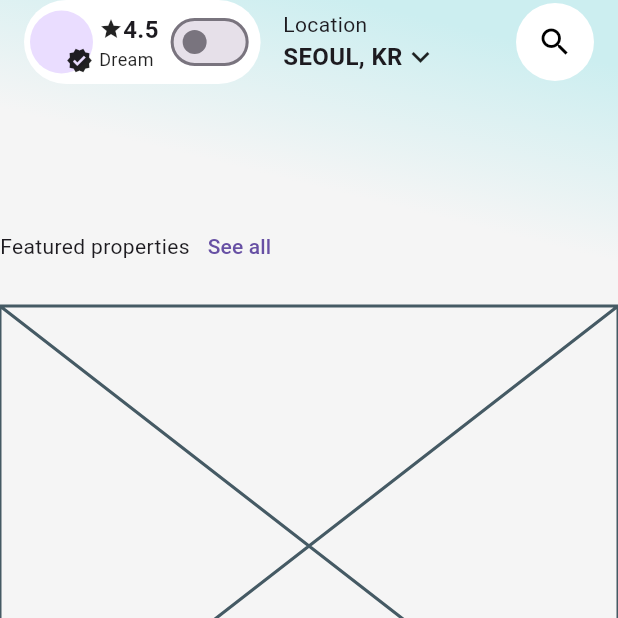
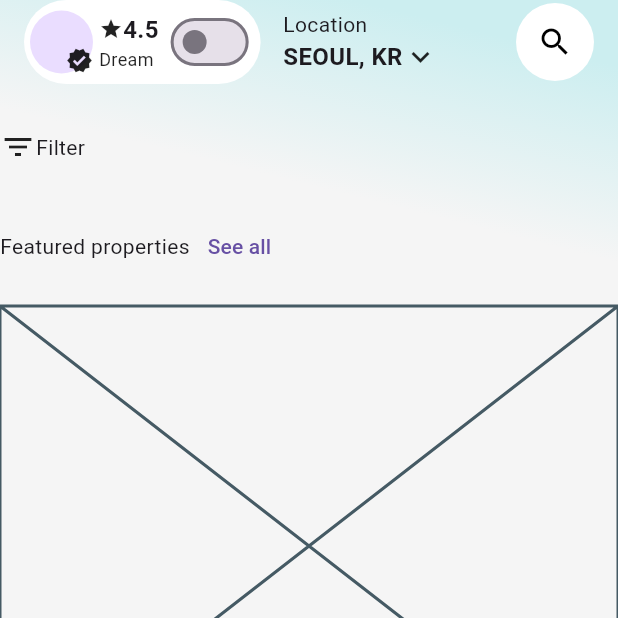
Before and after one commit to JAICHANGPARK/flutter_notebook_chapter_49, a Flutter app: the RealEstateHomePage screen opened directly, on a phone screen of 412 x 824 dp, the top half of it. Run offline on Flutter 3.47's test engine with Material 3 defaults, Android fonts, the phone set to English and light mode, and no system bars; our stand-ins replace dots_indicator, gap, google_fonts.

Commit message:
Update real_estate_home_page.dart

```diff
--- a/lib/ep2472_real_estate_app/ui/real_estate_home_page.dart
+++ b/lib/ep2472_real_estate_app/ui/real_estate_home_page.dart
@@ -131,7 +131,14 @@ class _RealEstateHomePageState extends State<RealEstateHomePage> {
                   SizedBox(height: 52, child: ListView(
                     scrollDirection: Axis.horizontal,
                     children: [
-
+                          Container(
+                            child: Row(
+                              children: [
+                                Icon(Icons.filter_list),
+                                Text("Filter"),
+                              ],
+                            ),
+                          )
                     ],
                   )),
                   Row(
```
